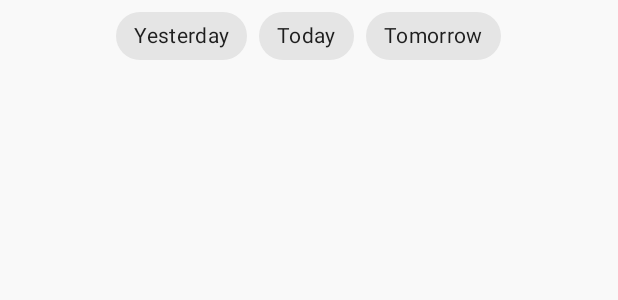
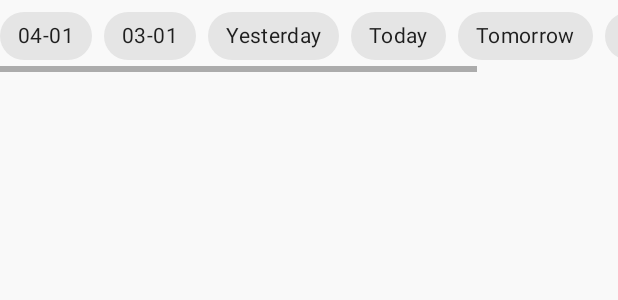
Before and after one commit to Immathew/FootballFanApp, an Android app: the layout fragment_upcoming_matches.xml on its own in the app's theme, with its tools: preview values and no code run, on a phone screen of 412 x 824 dp. Shown: the top 300 px of the screen. Run offline under Robolectric (Android 15) with nearby library versions, the phone set to English and light mode, and no system bars; network calls fail.

Commit message:
updated Chips functionality according to date

```diff
--- a/app/src/main/res/layout/fragment_upcoming_matches.xml
+++ b/app/src/main/res/layout/fragment_upcoming_matches.xml
@@ -4,6 +4,7 @@
     xmlns:tools="http://schemas.android.com/tools">
 
     <data>
+
         <variable
             name="match"
             type="com.example.footballfanapp.models.Match" />
@@ -16,7 +17,7 @@
         tools:context=".ui.fragments.upcomingMatches.UpcomingMatches">
 
         <HorizontalScrollView
-            android:id="@+id/chip_group_linearLayout"
+            android:id="@+id/upcoming_matches_horizontalSV"
             android:layout_width="match_parent"
             android:layout_height="wrap_content"
             android:orientation="horizontal"
@@ -26,9 +27,11 @@
             app:layout_constraintTop_toTopOf="parent">
 
             <LinearLayout
+                android:id="@+id/linearLayout_inScrollView"
                 android:layout_width="wrap_content"
                 android:layout_height="match_parent"
-                android:layout_gravity="center">
+                android:orientation="horizontal"
+                >
 
                 <com.google.android.material.chip.ChipGroup
                     android:layout_width="match_parent"
@@ -38,22 +41,48 @@
                     app:singleSelection="true">
 
                     <com.google.android.material.chip.Chip
+                        android:id="@+id/dayBeforeYesterdayTwo_chip"
+                        android:layout_width="wrap_content"
+                        android:layout_height="wrap_content"
+                        tools:text="04-01" />
+
+                    <com.google.android.material.chip.Chip
+                        android:id="@+id/dayBeforeYesterday_chip"
+                        android:layout_width="wrap_content"
+                        android:layout_height="wrap_content"
+                        tools:text="03-01" />
+
+                    <com.google.android.material.chip.Chip
                         android:id="@+id/Yesterday_chip"
                         android:layout_width="wrap_content"
                         android:layout_height="wrap_content"
-                        android:text="Yesterday" />
+                        android:text="@string/yesterday" />
 
                     <com.google.android.material.chip.Chip
                         android:id="@+id/today_chip"
                         android:layout_width="wrap_content"
                         android:layout_height="wrap_content"
-                        android:text="Today" />
+                        android:text="@string/today"
+                        android:checked="true"/>
 
                     <com.google.android.material.chip.Chip
                         android:id="@+id/tomorrow_chip"
                         android:layout_width="wrap_content"
                         android:layout_height="wrap_content"
-                        android:text="Tomorrow"/>
+                        android:text="@string/tomorrow" />
+
+                    <com.google.android.material.chip.Chip
+                        android:id="@+id/dayAfterTomorrow_chip"
+                        android:layout_width="wrap_content"
+                        android:layout_height="wrap_content"
+                        tools:text="03-01" />
+
+                    <com.google.android.material.chip.Chip
+                        android:id="@+id/dayAfterTomorrowTwo_chip"
+                        android:layout_width="wrap_content"
+                        android:layout_height="wrap_content"
+                        tools:text="04-01" />
+
 
                 </com.google.android.material.chip.ChipGroup>
             </LinearLayout>
@@ -71,7 +100,7 @@
             app:layout_constraintEnd_toEndOf="parent"
             app:layout_constraintHorizontal_bias="0.0"
             app:layout_constraintStart_toStartOf="parent"
-            app:layout_constraintTop_toBottomOf="@id/chip_group_linearLayout"
+            app:layout_constraintTop_toBottomOf="@id/upcoming_matches_horizontalSV"
             app:layout_constraintVertical_bias="0.0" />
 
         <ImageView
--- a/app/src/main/res/values/strings.xml
+++ b/app/src/main/res/values/strings.xml
@@ -12,4 +12,7 @@
     <string name="colon">:</string>
     <string name="halfTime_mark">HT</string>
     <string name="fullTime_mark">FT</string>
+    <string name="yesterday">Yesterday</string>
+    <string name="today">Today</string>
+    <string name="tomorrow">Tomorrow</string>
 </resources>
```
Also changed, not shown: app/src/main/java/com/example/footballfanapp/ui/fragments/upcomingMatches/UpcomingMatches.kt (+55 -5 lines), app/src/main/java/com/example/footballfanapp/viewModels/MainViewModel.kt (+1 -14 lines), app/src/main/java/com/example/footballfanapp/viewModels/UpcomingMatchesViewModel.kt (+59 -5 lines).
